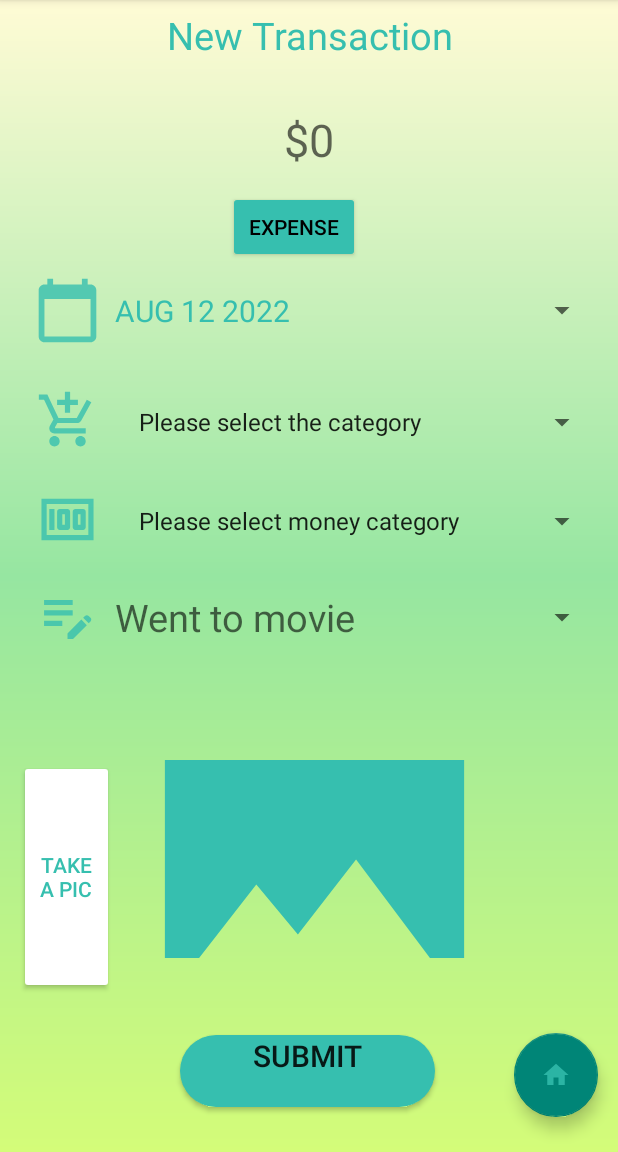
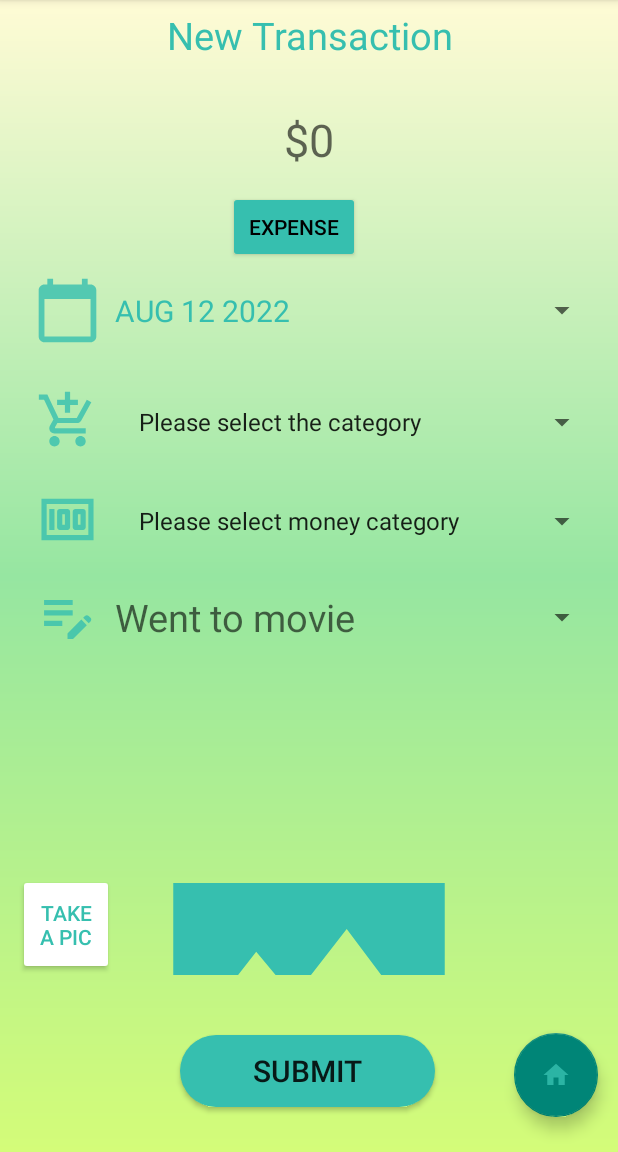
Before and after one commit to AiyappaND/SpendyBuddy, an Android app: the Transaction screen opened directly, with no data from a screen before it, on a phone screen of 412 x 824 dp, the part 84-1236 px from its top. Run offline under Robolectric (Android 15) with nearby library versions, the light colour scheme and no system bars; pictures from the network do not load.

Commit message:
ui and button fixes

```diff
--- a/app/src/main/res/layout-land/activity_transaction.xml
+++ b/app/src/main/res/layout-land/activity_transaction.xml
@@ -203,6 +203,7 @@
         android:background="@drawable/round_button"
         android:gravity="center_horizontal"
         android:text="SUBMIT"
+        android:paddingTop="10dp"
         android:textSize="20sp"
         android:tint="@color/green"
         app:layout_constraintBottom_toBottomOf="parent"
--- a/app/src/main/res/layout/activity_landing_page.xml
+++ b/app/src/main/res/layout/activity_landing_page.xml
@@ -208,7 +208,7 @@
         tools:ignore="SpeakableTextPresentCheck,ImageContrastCheck" />
 
     <Button
-        android:id="@+id/button2"
+        android:id="@+id/Incomebutton"
         android:layout_width="wrap_content"
         android:layout_height="wrap_content"
         android:layout_marginStart="4dp"
--- a/app/src/main/res/layout/activity_transaction.xml
+++ b/app/src/main/res/layout/activity_transaction.xml
@@ -1,5 +1,6 @@
 <?xml version="1.0" encoding="utf-8"?>
-<androidx.constraintlayout.widget.ConstraintLayout xmlns:android="http://schemas.android.com/apk/res/android"
+<androidx.constraintlayout.widget.ConstraintLayout
+    xmlns:android="http://schemas.android.com/apk/res/android"
     xmlns:app="http://schemas.android.com/apk/res-auto"
     xmlns:tools="http://schemas.android.com/tools"
     android:layout_width="match_parent"
@@ -184,30 +185,29 @@
 
     <Button
         android:id="@+id/capture_image_btn"
-        android:layout_width="63dp"
-        android:layout_height="156dp"
+        android:layout_width="64dp"
+        android:layout_height="67dp"
         android:backgroundTint="@color/white"
         android:text="Take a pic"
         android:textColor="@color/green"
-        app:layout_constraintBottom_toBottomOf="parent"
+        app:layout_constraintBottom_toTopOf="@+id/Submit_button"
         app:layout_constraintEnd_toEndOf="parent"
-        app:layout_constraintHorizontal_bias="0.037"
+        app:layout_constraintHorizontal_bias="0.034"
         app:layout_constraintStart_toStartOf="parent"
         app:layout_constraintTop_toBottomOf="@+id/Expense_button"
-        app:layout_constraintVertical_bias="0.759" />
+        app:layout_constraintVertical_bias="0.91" />
 
     <ImageView
         android:id="@+id/image_view"
-        android:layout_width="266dp"
-        android:layout_height="132dp"
+        android:layout_width="241dp"
+        android:layout_height="61dp"
         android:scaleType="centerCrop"
         android:src="@drawable/ic_baseline_image_24"
-        app:layout_constraintBottom_toBottomOf="parent"
+        app:layout_constraintBottom_toTopOf="@+id/Submit_button"
         app:layout_constraintEnd_toEndOf="parent"
-        app:layout_constraintHorizontal_bias="0.524"
         app:layout_constraintStart_toStartOf="parent"
         app:layout_constraintTop_toBottomOf="@+id/Expense_button"
-        app:layout_constraintVertical_bias="0.719"
+        app:layout_constraintVertical_bias="0.912"
         tools:ignore="MissingConstraints" />
 
     <Button
@@ -220,6 +220,7 @@
         android:text="SUBMIT"
         android:textSize="20sp"
         android:tint="@color/green"
+        android:paddingTop="10dp"
         app:layout_constraintBottom_toBottomOf="parent"
         app:layout_constraintEnd_toEndOf="parent"
         app:layout_constraintHorizontal_bias="0.497"
```
Also changed, not shown: app/src/main/java/com/example/spendybuddy/LandingPageActivity.java (+20 -0 lines).
